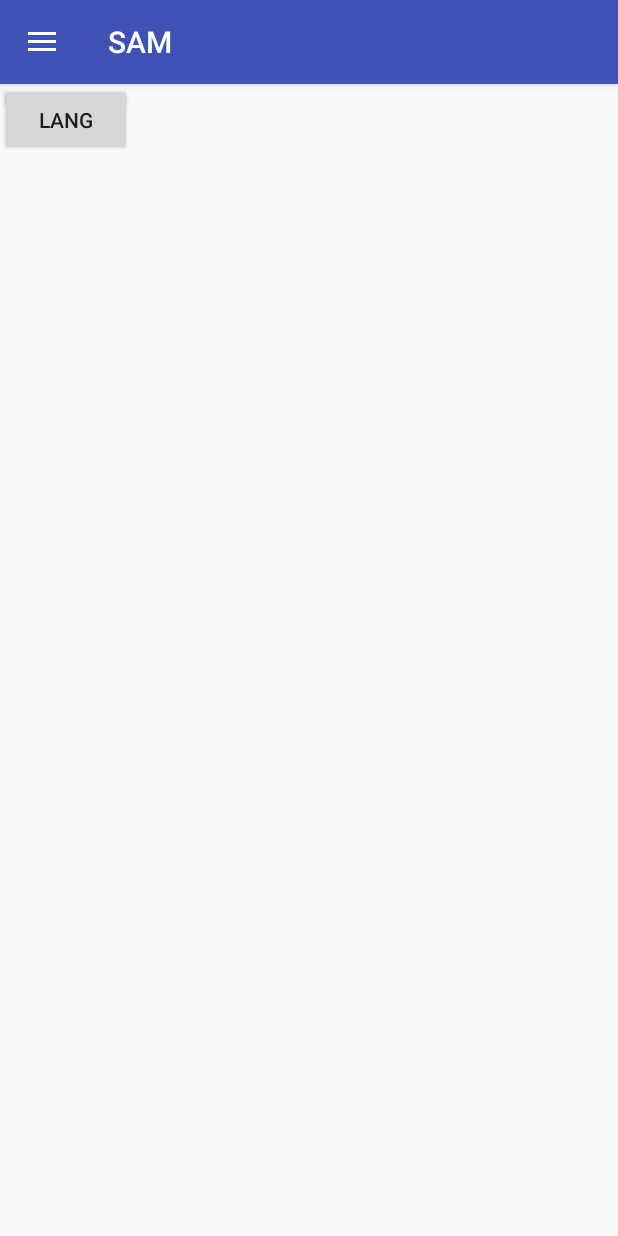
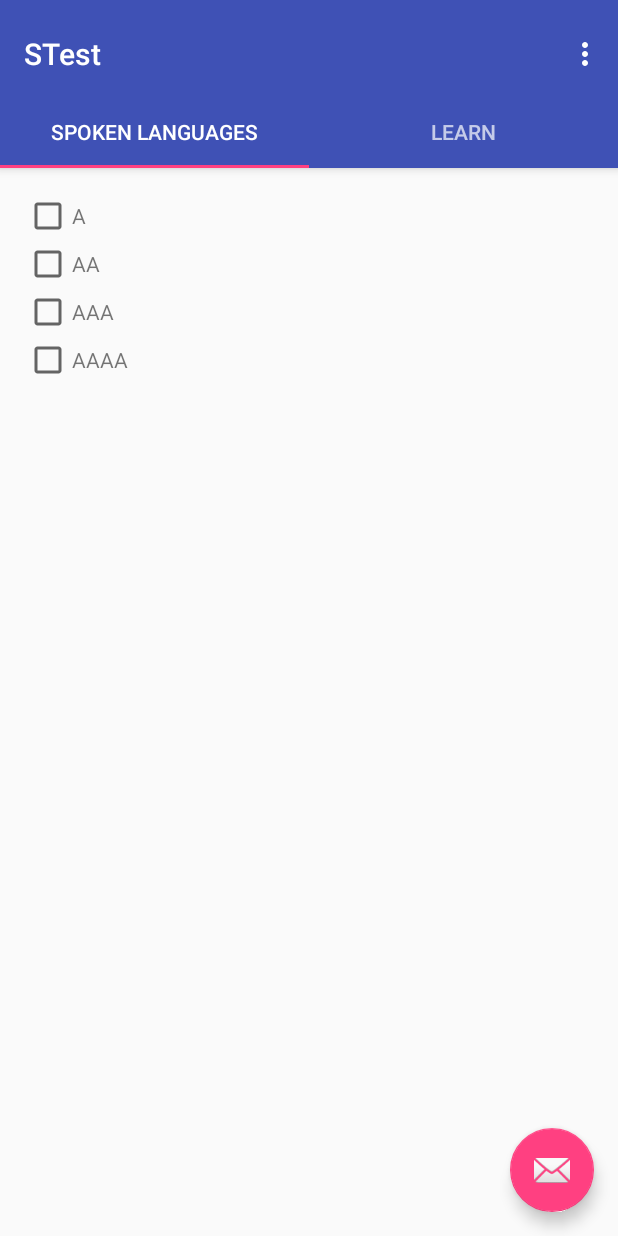
Before and after one commit to ZSte/SAM, an Android app: the screen it shows after launch (MainActivity before the commit, STest after it), after a tap on "LANG", on a phone screen of 412 x 824 dp. Run offline under Robolectric (Android 15) with nearby library versions, the phone set to English and light mode, and no system bars; our stand-ins replace Firebase (no records; nobody signed in at launch, a user with empty details on screens opened directly); libraries missing offline, so code that uses them is left out: com.firebase.ui; 3 statements that could not run were skipped.

Commit message:
Added recyclerView

```diff
--- a/app/src/main/AndroidManifest.xml
+++ b/app/src/main/AndroidManifest.xml
@@ -21,6 +21,11 @@
             android:name="com.google.android.geo.API_KEY"
             android:value="AIzaSyDODIfOZtgr2UDh1Z0KJ_MWZsvIqlBJTmI" />
 
+        <activity android:name=".SetLanguagesActivity" />
+        <activity
+            android:name=".STest"
+            android:label="@string/title_activity_stest"
+            android:theme="@style/AppTheme.NoActionBar" />
     </application>
 
 </manifest>
--- /dev/null
+++ b/app/src/main/java/sam/com/sam/Language.java
@@ -0,0 +1,31 @@
+package sam.com.sam;
+
+/**
+ * Created by Steffi on 30.09.2017.
+ */
+
+public class Language {
+    //boolean chosen;
+    String language;
+
+    public Language(/*boolean chosen, */String language) {
+        //this.chosen = chosen;
+        this.language = language;
+    }
+
+    /*public boolean isChosen() {
+        return chosen;
+    }*/
+
+    public String getLanguage() {
+        return language;
+    }
+
+    /*public void setChosen(boolean chosen) {
+        this.chosen = chosen;
+    }*/
+
+    public void setLanguage(String language) {
+        this.language = language;
+    }
+}
--- /dev/null
+++ b/app/src/main/java/sam/com/sam/LearnLanguagesAdapter.java
@@ -0,0 +1,53 @@
+package sam.com.sam;
+
+import android.support.v7.widget.RecyclerView;
+import android.view.LayoutInflater;
+import android.view.View;
+import android.view.ViewGroup;
+import android.widget.TextView;
+
+import java.util.List;
+
+/**
+ * Created by Steffi on 30.09.2017.
+ */
+
+public class LearnLanguagesAdapter extends RecyclerView.Adapter<LearnLanguagesAdapter.LearnViewHolder> {
+
+    List<String> languagesList;
+
+    public LearnLanguagesAdapter(List<String> languagesList) {
+        this.languagesList = languagesList;
+    }
+
+    @Override
+    public LearnViewHolder onCreateViewHolder(ViewGroup parent, int viewType) {
+        //return null;
+        View v = LayoutInflater.from(parent.getContext()).inflate(R.layout.language_item, parent, false);
+        return new LearnViewHolder(v);
+    }
+
+    @Override
+    public void onBindViewHolder(LearnViewHolder holder, int position) {
+        String language = languagesList.get(position);
+        holder.languageTv.setText(language);
+    }
+
+    @Override
+    public int getItemCount() {
+        if(languagesList == null) {
+            return 0;
+        }
+        return this.languagesList.size();
+    }
+
+    public class LearnViewHolder extends RecyclerView.ViewHolder {
+
+        TextView languageTv;
+
+        public LearnViewHolder(View itemView) {
+            super(itemView);
+            languageTv = (TextView) itemView.findViewById(R.id.language_tv);
+        }
+    }
+}
--- a/app/src/main/java/sam/com/sam/MainActivity.java
+++ b/app/src/main/java/sam/com/sam/MainActivity.java
@@ -186,5 +186,9 @@ public class MainActivity extends AppCompatActivity
             Log.e("CLICKED", "aaaaaaaaaaaaaa");
             signOut();
         }
+        else if(view.getId() == R.id.lang) {
+            Intent i = new Intent(this, STest.class/*SetLanguagesActivity.class*/);
+            startActivity(i);
+        }
     }
 }
--- /dev/null
+++ b/app/src/main/java/sam/com/sam/STest.java
@@ -0,0 +1,198 @@
+package sam.com.sam;
+
+import android.support.design.widget.TabLayout;
+import android.support.design.widget.FloatingActionButton;
+import android.support.design.widget.Snackbar;
+import android.support.v7.app.AppCompatActivity;
+import android.support.v7.widget.LinearLayoutManager;
+import android.support.v7.widget.RecyclerView;
+import android.support.v7.widget.Toolbar;
+
+import android.support.v4.app.Fragment;
+import android.support.v4.app.FragmentManager;
+import android.support.v4.app.FragmentPagerAdapter;
+import android.support.v4.view.ViewPager;
+import android.os.Bundle;
+import android.util.Log;
+import android.view.LayoutInflater;
+import android.view.Menu;
+import android.view.MenuItem;
+import android.view.View;
+import android.view.ViewGroup;
+
+import android.widget.TextView;
+
+import java.util.ArrayList;
+import java.util.List;
+
+public class STest extends AppCompatActivity {
+
+    /**
+     * The {@link android.support.v4.view.PagerAdapter} that will provide
+     * fragments for each of the sections. We use a
+     * {@link FragmentPagerAdapter} derivative, which will keep every
+     * loaded fragment in memory. If this becomes too memory intensive, it
+     * may be best to switch to a
+     * {@link android.support.v4.app.FragmentStatePagerAdapter}.
+     */
+    private SectionsPagerAdapter mSectionsPagerAdapter;
+
+    /**
+     * The {@link ViewPager} that will host the section contents.
+     */
+    private ViewPager mViewPager;
+
+    @Override
+    protected void onCreate(Bundle savedInstanceState) {
+        super.onCreate(savedInstanceState);
+        setContentView(R.layout.activity_stest);
+
+        Toolbar toolbar = (Toolbar) findViewById(R.id.toolbar);
+        setSupportActionBar(toolbar);
+        // Create the adapter that will return a fragment for each of the three
+        // primary sections of the activity.
+        mSectionsPagerAdapter = new SectionsPagerAdapter(getSupportFragmentManager());
+
+        // Set up the ViewPager with the sections adapter.
+        mViewPager = (ViewPager) findViewById(R.id.container);
+        mViewPager.setAdapter(mSectionsPagerAdapter);
+
+        TabLayout tabLayout = (TabLayout) findViewById(R.id.tabs);
+        tabLayout.setupWithViewPager(mViewPager);
+
+        FloatingActionButton fab = (FloatingActionButton) findViewById(R.id.fab);
+        fab.setOnClickListener(new View.OnClickListener() {
+            @Override
+            public void onClick(View view) {
+                Snackbar.make(view, "Replace with your own action", Snackbar.LENGTH_LONG)
+                        .setAction("Action", null).show();
+            }
+        });
+
+    }
+
+
+    @Override
+    public boolean onCreateOptionsMenu(Menu menu) {
+        // Inflate the menu; this adds items to the action bar if it is present.
+        getMenuInflater().inflate(R.menu.menu_stest, menu);
+        return true;
+    }
+
+    @Override
+    public boolean onOptionsItemSelected(MenuItem item) {
+        // Handle action bar item clicks here. The action bar will
+        // automatically handle clicks on the Home/Up button, so long
+        // as you specify a parent activity in AndroidManifest.xml.
+        int id = item.getItemId();
+
+        //noinspection SimplifiableIfStatement
+        if (id == R.id.action_settings) {
+            return true;
+        }
+
+        return super.onOptionsItemSelected(item);
+    }
+
+    /**
+     * A placeholder fragment containing a simple view.
+     */
+    public static class PlaceholderFragment extends Fragment {
+        /**
+         * The fragment argument representing the section number for this
+         * fragment.
+         */
+        private static final String ARG_SECTION_NUMBER = "section_number";
+
+        public PlaceholderFragment() {
+        }
+
+        /**
+         * Returns a new instance of this fragment for the given section
+         * number.
+         */
+        public static PlaceholderFragment newInstance(int sectionNumber) {
+            PlaceholderFragment fragment = new PlaceholderFragment();
+            Bundle args = new Bundle();
+            args.putInt(ARG_SECTION_NUMBER, sectionNumber);
+            fragment.setArguments(args);
+            return fragment;
+        }
+
+        @Override
+        public View onCreateView(LayoutInflater inflater, ViewGroup container,
+                                 Bundle savedInstanceState) {
+            int s = getArguments().getInt(ARG_SECTION_NUMBER);
+            Log.e("AAAA", Integer.toString(s));
+            if(s == 1) {
+                View rootView = inflater.inflate(R.layout.fragment_spoken/*R.layout.fragment_stest*/, container, false);
+                RecyclerView rv = (RecyclerView) rootView.findViewById(R.id.spoken_rv);
+                LinearLayoutManager llm = new LinearLayoutManager(container.getContext());
+                rv.setLayoutManager(llm);
+                List<String> test = new ArrayList<>();
+                test.add("A");
+                test.add("AA");
+                test.add("AAA");
+                test.add("AAAA");
+                SpokenLanguagesAdapter spokenLanguagesAdapter = new SpokenLanguagesAdapter(test);
+                rv.setAdapter(spokenLanguagesAdapter);
+                //TextView textView = (TextView) rootView.findViewById(R.id.section_label);
+                //textView.setText("AAAA"/*getString(R.string.section_format, getArguments().getInt(ARG_SECTION_NUMBER))*/);
+                return rootView;
+            }
+            else if(s == 2) {
+                View rootView = inflater.inflate(R.layout.fragment_learn/*R.layout.fragment_stest*/, container, false);
+                RecyclerView rv = (RecyclerView) rootView.findViewById(R.id.learn_rv);
+                LinearLayoutManager llm = new LinearLayoutManager(container.getContext());
+                rv.setLayoutManager(llm);
+                List<String> test = new ArrayList<>();
+                test.add("A1");
+                test.add("AA");
+                test.add("AAA");
+                test.add("AAAA");
+                LearnLanguagesAdapter learnLanguagesAdapter = new LearnLanguagesAdapter(test);
+                rv.setAdapter(learnLanguagesAdapter);
+                //TextView textView = (TextView) rootView.findViewById(R.id.section_label);
+                //textView.setText(getString(R.string.section_format, getArguments().getInt(ARG_SECTION_NUMBER)));
+                return rootView;
+            }
+            return null;
+        }
+    }
+
+    /**
+     * A {@link FragmentPagerAdapter} that returns a fragment corresponding to
+     * one of the sections/tabs/pages.
+     */
+    public class SectionsPagerAdapter extends FragmentPagerAdapter {
+
+        public SectionsPagerAdapter(FragmentManager fm) {
+            super(fm);
+        }
+
+        @Override
+        public Fragment getItem(int position) {
+            // getItem is called to instantiate the fragment for the given page.
+            // Return a PlaceholderFragment (defined as a static inner class below).
+            return PlaceholderFragment.newInstance(position + 1);
+        }
+
+        @Override
+        public int getCount() {
+            return 2;
+        }
+
+        @Override
+        public CharSequence getPageTitle(int position) {
+            switch (position) {
+                case 0:
+                    return getString(R.string.spoken_lang);
+                case 1:
+                    return getString(R.string.learn_lang);
+                //case 2:
+                //    return "SECTION 3";
+            }
+            return null;
+        }
+    }
+}
--- /dev/null
+++ b/app/src/main/java/sam/com/sam/SetLanguagesActivity.java
@@ -0,0 +1,13 @@
+package sam.com.sam;
+
+import android.support.v7.app.AppCompatActivity;
+import android.os.Bundle;
+
+public class SetLanguagesActivity extends AppCompatActivity {
+
+    @Override
+    protected void onCreate(Bundle savedInstanceState) {
+        super.onCreate(savedInstanceState);
+        setContentView(R.layout.activity_set_languages);
+    }
+}
--- /dev/null
+++ b/app/src/main/java/sam/com/sam/SpokenLanguagesAdapter.java
@@ -0,0 +1,53 @@
+package sam.com.sam;
+
+import android.support.v7.widget.RecyclerView;
+import android.view.LayoutInflater;
+import android.view.View;
+import android.view.ViewGroup;
+import android.widget.TextView;
+
+import java.util.List;
+
+/**
+ * Created by Steffi on 30.09.2017.
+ */
+
+public class SpokenLanguagesAdapter extends RecyclerView.Adapter<SpokenLanguagesAdapter.SpokenViewHolder> {
+
+    List<String> languagesList;
+
+    public SpokenLanguagesAdapter(List<String> languagesList) {
+        this.languagesList = languagesList;
+    }
+
+    @Override
+    public SpokenViewHolder onCreateViewHolder(ViewGroup parent, int viewType) {
+        //return null;
+        View v = LayoutInflater.from(parent.getContext()).inflate(R.layout.language_item, parent, false);
+        return new SpokenViewHolder(v);
+    }
+
+    @Override
+    public void onBindViewHolder(SpokenViewHolder holder, int position) {
+        String language = languagesList.get(position);
+        holder.languageTv.setText(language);
+    }
+
+    @Override
+    public int getItemCount() {
+        if(languagesList == null) {
+            return 0;
+        }
+        return this.languagesList.size();
+    }
+
+    public class SpokenViewHolder extends RecyclerView.ViewHolder {
+
+        TextView languageTv;
+
+        public SpokenViewHolder(View itemView) {
+            super(itemView);
+            languageTv = (TextView) itemView.findViewById(R.id.language_tv);
+        }
+    }
+}
--- /dev/null
+++ b/app/src/main/res/layout/activity_set_languages.xml
@@ -0,0 +1,9 @@
+<?xml version="1.0" encoding="utf-8"?>
+<android.support.constraint.ConstraintLayout xmlns:android="http://schemas.android.com/apk/res/android"
+    xmlns:app="http://schemas.android.com/apk/res-auto"
+    xmlns:tools="http://schemas.android.com/tools"
+    android:layout_width="match_parent"
+    android:layout_height="match_parent"
+    tools:context="sam.com.sam.SetLanguagesActivity">
+
+</android.support.constraint.ConstraintLayout>
--- /dev/null
+++ b/app/src/main/res/layout/activity_stest.xml
@@ -0,0 +1,49 @@
+<?xml version="1.0" encoding="utf-8"?>
+<android.support.design.widget.CoordinatorLayout xmlns:android="http://schemas.android.com/apk/res/android"
+    xmlns:app="http://schemas.android.com/apk/res-auto"
+    xmlns:tools="http://schemas.android.com/tools"
+    android:id="@+id/main_content"
+    android:layout_width="match_parent"
+    android:layout_height="match_parent"
+    android:fitsSystemWindows="true"
+    tools:context="sam.com.sam.STest">
+
+    <android.support.design.widget.AppBarLayout
+        android:id="@+id/appbar"
+        android:layout_width="match_parent"
+        android:layout_height="wrap_content"
+        android:paddingTop="@dimen/appbar_padding_top"
+        android:theme="@style/AppTheme.NoActionBar.AppBarOverlay">
+
+        <android.support.v7.widget.Toolbar
+            android:id="@+id/toolbar"
+            android:layout_width="match_parent"
+            android:layout_height="?attr/actionBarSize"
+            android:background="?attr/colorPrimary"
+            app:layout_scrollFlags="scroll|enterAlways"
+            app:popupTheme="@style/AppTheme.NoActionBar.PopupOverlay">
+
+        </android.support.v7.widget.Toolbar>
+
+        <android.support.design.widget.TabLayout
+            android:id="@+id/tabs"
+            android:layout_width="match_parent"
+            android:layout_height="wrap_content" />
+
+    </android.support.design.widget.AppBarLayout>
+
+    <android.support.v4.view.ViewPager
+        android:id="@+id/container"
+        android:layout_width="match_parent"
+        android:layout_height="match_parent"
+        app:layout_behavior="@string/appbar_scrolling_view_behavior" />
+
+    <android.support.design.widget.FloatingActionButton
+        android:id="@+id/fab"
+        android:layout_width="wrap_content"
+        android:layout_height="wrap_content"
+        android:layout_gravity="end|bottom"
+        android:layout_margin="@dimen/fab_margin"
+        app:srcCompat="@android:drawable/ic_dialog_email" />
+
+</android.support.design.widget.CoordinatorLayout>
--- /dev/null
+++ b/app/src/main/res/layout/fragment_learn.xml
@@ -0,0 +1,14 @@
+<?xml version="1.0" encoding="utf-8"?>
+<LinearLayout xmlns:android="http://schemas.android.com/apk/res/android"
+    android:orientation="vertical" android:layout_width="match_parent"
+    android:layout_height="match_parent">
+
+    <android.support.v7.widget.RecyclerView
+        android:id="@+id/learn_rv"
+        android:padding="16dp"
+        android:layout_width="match_parent"
+        android:layout_height="wrap_content">
+
+    </android.support.v7.widget.RecyclerView>
+
+</LinearLayout>
--- /dev/null
+++ b/app/src/main/res/layout/fragment_spoken.xml
@@ -0,0 +1,14 @@
+<?xml version="1.0" encoding="utf-8"?>
+<LinearLayout xmlns:android="http://schemas.android.com/apk/res/android"
+    android:orientation="vertical" android:layout_width="match_parent"
+    android:layout_height="match_parent">
+
+    <android.support.v7.widget.RecyclerView
+        android:id="@+id/spoken_rv"
+        android:padding="16dp"
+        android:layout_width="match_parent"
+        android:layout_height="wrap_content">
+
+    </android.support.v7.widget.RecyclerView>
+
+</LinearLayout>
--- /dev/null
+++ b/app/src/main/res/layout/fragment_stest.xml
@@ -0,0 +1,16 @@
+<RelativeLayout xmlns:android="http://schemas.android.com/apk/res/android"
+    xmlns:tools="http://schemas.android.com/tools"
+    android:layout_width="match_parent"
+    android:layout_height="match_parent"
+    android:paddingBottom="@dimen/activity_vertical_margin"
+    android:paddingLeft="@dimen/activity_horizontal_margin"
+    android:paddingRight="@dimen/activity_horizontal_margin"
+    android:paddingTop="@dimen/activity_vertical_margin"
+    tools:context="sam.com.sam.STest$PlaceholderFragment">
+
+    <TextView
+        android:id="@+id/section_label"
+        android:layout_width="wrap_content"
+        android:layout_height="wrap_content" />
+
+</RelativeLayout>
--- /dev/null
+++ b/app/src/main/res/layout/language_item.xml
@@ -0,0 +1,18 @@
+<?xml version="1.0" encoding="utf-8"?>
+<LinearLayout xmlns:android="http://schemas.android.com/apk/res/android"
+    android:orientation="horizontal" android:layout_width="match_parent"
+    android:layout_height="wrap_content">
+
+    <!--android:layout_height="match_parent"-->
+
+    <CheckBox
+        android:id="@+id/checkbox"
+        android:layout_width="wrap_content"
+        android:layout_height="wrap_content" />
+
+    <TextView
+        android:id="@+id/language_tv"
+        android:layout_width="wrap_content"
+        android:layout_height="wrap_content" />
+
+</LinearLayout>
--- /dev/null
+++ b/app/src/main/res/menu/menu_stest.xml
@@ -0,0 +1,10 @@
+<menu xmlns:android="http://schemas.android.com/apk/res/android"
+    xmlns:app="http://schemas.android.com/apk/res-auto"
+    xmlns:tools="http://schemas.android.com/tools"
+    tools:context="sam.com.sam.STest">
+    <item
+        android:id="@+id/action_settings"
+        android:orderInCategory="100"
+        android:title="@string/action_settings"
+        app:showAsAction="never" />
+</menu>
--- /dev/null
+++ b/app/src/main/res/values-w820dp/dimens.xml
@@ -0,0 +1,6 @@
+<resources>
+    <!-- Example customization of dimensions originally defined in res/values/dimens.xml
+         (such as screen margins) for screens with more than 820dp of available width. This
+         would include 7" and 10" devices in landscape (~960dp and ~1280dp respectively). -->
+    <dimen name="activity_horizontal_margin">64dp</dimen>
+</resources>
--- a/app/src/main/res/values/dimens.xml
+++ b/app/src/main/res/values/dimens.xml
@@ -5,4 +5,5 @@
     <dimen name="nav_header_vertical_spacing">16dp</dimen>
     <dimen name="nav_header_height">160dp</dimen>
     <dimen name="fab_margin">16dp</dimen>
+    <dimen name="appbar_padding_top">8dp</dimen>
 </resources>
--- a/app/src/main/res/values/strings.xml
+++ b/app/src/main/res/values/strings.xml
@@ -6,4 +6,8 @@
     <string name="navigation_drawer_close">Close navigation drawer</string>
 
     <string name="action_settings">Settings</string>
+    <string name="title_activity_stest">STest</string>
+    <string name="spoken_lang">Spoken languages</string>
+    <string name="learn_lang">Learn</string>
+    <string name="section_format">Hello World from section: %1$d</string>
 </resources>
--- a/app/src/main/res/values/styles.xml
+++ b/app/src/main/res/values/styles.xml
@@ -17,4 +17,8 @@
 
     <style name="AppTheme.PopupOverlay" parent="ThemeOverlay.AppCompat.Light" />
 
+    <style name="AppTheme.NoActionBar.AppBarOverlay" parent="ThemeOverlay.AppCompat.Dark.ActionBar" />
+
+    <style name="AppTheme.NoActionBar.PopupOverlay" parent="ThemeOverlay.AppCompat.Light" />
+
 </resources>
```
